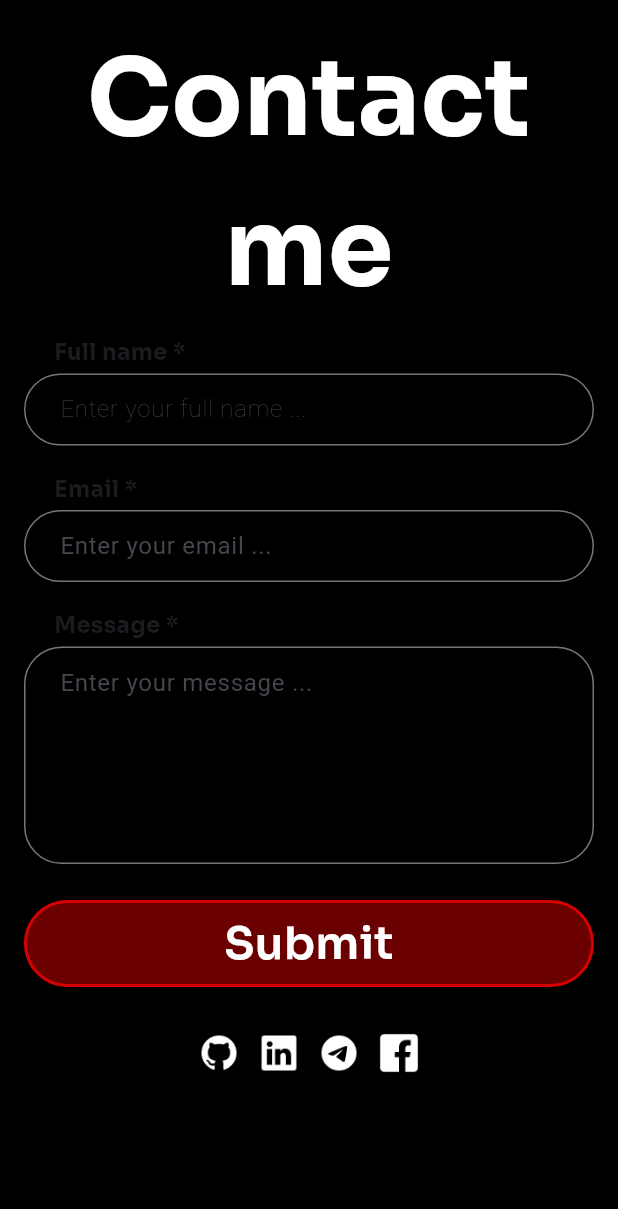
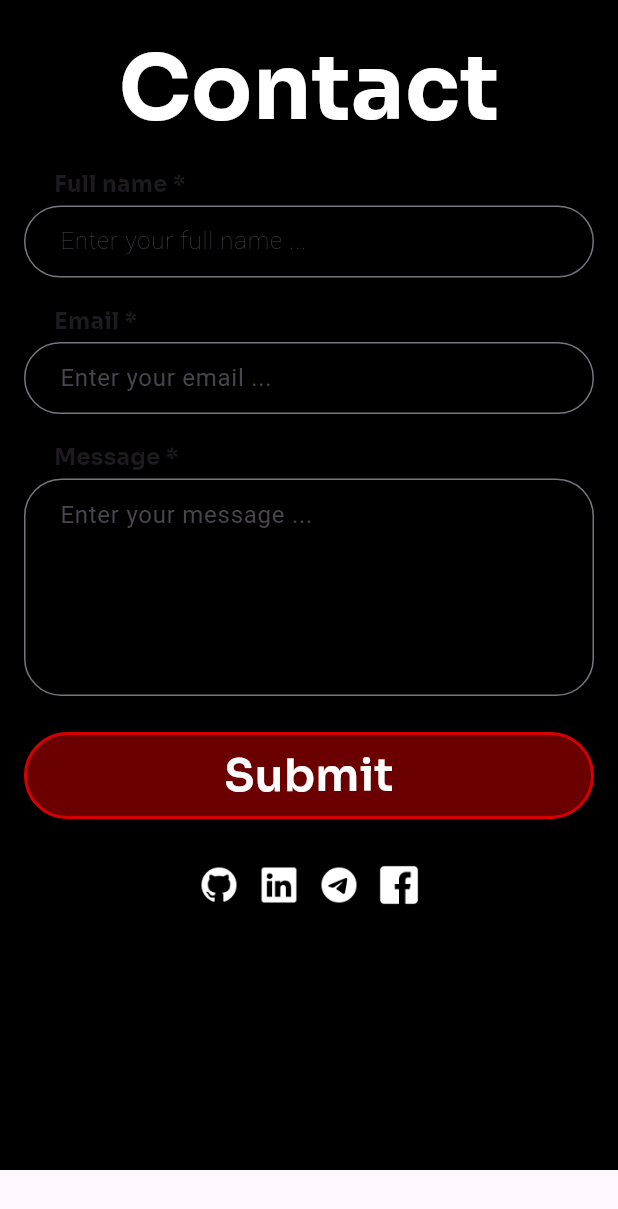
Before and after one commit to redredcode/reds_web_portfolio, a Flutter app: the ContactMeSectionMobile widget shown alone on an empty page, opened directly, on a phone screen of 412 x 824 dp. Shown: the top 1209 px of the screen. Run offline on Flutter 3.47's test engine with Material 3 defaults, Android fonts, the phone set to English and light mode, and no system bars; our stand-ins replace google_fonts; missing offline and left inert: dart:js, universal_html.

Commit message:
fix contact_me_section_mobile.dart, footer section, project section for mobile

```diff
--- a/lib/all_sections/contact_section/contact_me_section_mobile.dart
+++ b/lib/all_sections/contact_section/contact_me_section_mobile.dart
@@ -45,24 +45,28 @@ class _ContactMeSectionMobileState extends State<ContactMeSectionMobile> {
   @override
   Widget build(BuildContext context) {
     return  Container(
-      height: 900,
+      height: 780,
       width: double.maxFinite,
       color: Colors.black,
       child: Padding(
         padding: const EdgeInsets.all(16),
         child: Column(
           children: [
-            Text(
-              // zenDots,
-              'Contact me',
-              textAlign: TextAlign.center,
-              style: GoogleFonts.sora(
-                fontWeight: FontWeight.bold,
-                fontSize: 70,
-                color: Colors.white,
+            Padding(
+              padding: const EdgeInsets.symmetric(horizontal: 16),
+              child: Text(
+                // zenDots,
+                'Contact',
+                //textAlign: TextAlign.center,
+                style: GoogleFonts.sora(
+                  fontWeight: FontWeight.bold,
+                  fontSize: 60,
+                  color: Colors.white,
+                  //height: 0.9
+                ),
               ),
             ),
-            const SizedBox(height: 8),
+            const SizedBox(height: 10),
             buildContactForm(),
             const SizedBox(height: 30),
             buildSocialLinks(),
--- a/lib/all_sections/project_section/projects_section_mobile.dart
+++ b/lib/all_sections/project_section/projects_section_mobile.dart
@@ -15,11 +15,13 @@ class ProjectsSectionMobile extends StatelessWidget {
   Widget build(BuildContext context) {
     final screenSize = MediaQuery.of(context).size;
     final screenWidth = screenSize.width;
+    final screenHeight = screenSize.height;
 
     return Container(
-      padding: const EdgeInsets.fromLTRB(100, 20, 100, 60),
+      padding: const EdgeInsets.symmetric(horizontal: 24),
       //width: double.maxFinite,
       width: screenWidth,
+      height: screenHeight/0.47,
       //color: Colors.black,
       child: Column(
         //mainAxisAlignment: MainAxisAlignment.center,
```
Also changed, not shown: lib/all_sections/footer_section.dart (+16 -2 lines), lib/all_sections/main_section/main_mobile.dart (+6 -2 lines).
